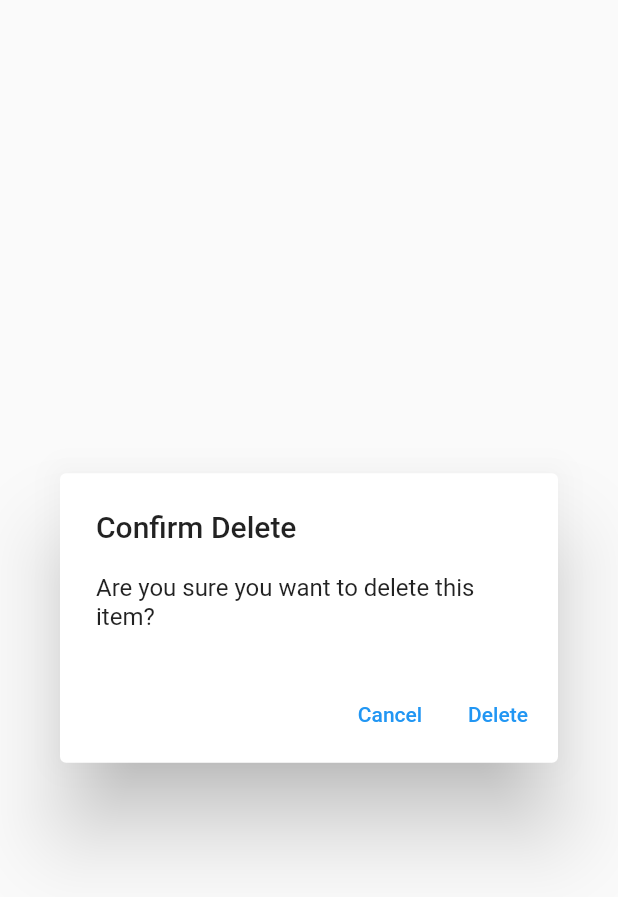
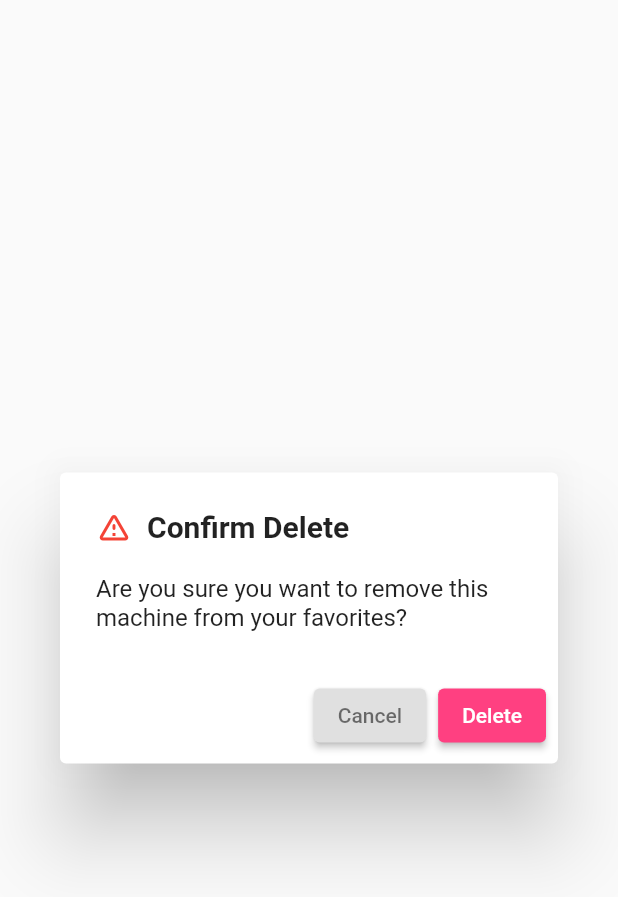
Before and after one commit to DuckieOnQuacks/Vendi, a Flutter app: the DeleteMachineDialog widget shown alone on an empty page, opened directly with empty values, on a phone screen of 412 x 824 dp. Shown: the top 897 px of the screen. Run offline on Flutter 3.47's test engine with Material 2 defaults, Android fonts, the phone set to English and light mode, and no system bars; our stand-ins replace camera, cloud_firestore, firebase_auth, firebase_core, firebase_storage, font_awesome_flutter and 5 more; missing offline and left inert: favorite_button; accounts and stored records are empty.

```diff
--- a/app_prototype/lib/favorites_page.dart
+++ b/app_prototype/lib/favorites_page.dart
@@ -129,19 +129,43 @@ class _FavoritePageState extends State<FavoritesPage> {
   @override
   Widget build(BuildContext context) {
     return AlertDialog(
-      title: const Text('Confirm Delete'),
-      content: const Text('Are you sure you want to delete this item?'),
+      title: Row(
+        children: [
+          Icon(
+            Icons.warning_amber_rounded,
+            color: Colors.red,
+          ),
+          SizedBox(width: 10),
+          Text(
+            'Confirm Delete',
+            style: TextStyle(
+              fontSize: 20,
+              fontWeight: FontWeight.bold,
+              color: Colors.black87,
+            ),
+          ),
+        ],
+      ),
+      content: const Text('Are you sure you want to remove this machine from your favorites?'),
       actions: <Widget>[
-        TextButton(
+        ElevatedButton(
           onPressed: () => Navigator.of(context).pop(false),
+          style: ElevatedButton.styleFrom(
+            primary: Colors.grey[300],
+            onPrimary: Colors.black54,
+          ),
           child: const Text('Cancel'),
         ),
-        TextButton(
+        ElevatedButton(
           onPressed: () async {
             machine.isFavorited = 0;
             await dbHelper.saveMachine(machine);
             Navigator.of(context).pop(true);
           },
+          style: ElevatedButton.styleFrom(
+            primary: Colors.pinkAccent,
+            onPrimary: Colors.white,
+          ),
           child: const Text('Delete'),
         ),
       ],
```
Also changed, not shown: app_prototype/lib/home_page.dart (+21 -3 lines), 1 other file.
